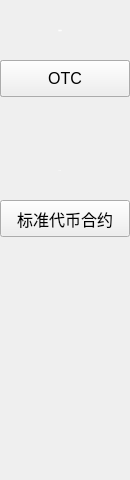
Before: the Qt Designer form XWCWallet/functionBar/FunctionExchangeWidget.ui in Whitecoin-Owner/Whitecoin-qt, drawn with Qt 5.
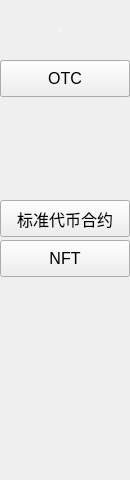
After: the same form once the commit is applied.

What changed in the file:
```diff
--- a/XWCWallet/functionBar/FunctionExchangeWidget.ui
+++ b/XWCWallet/functionBar/FunctionExchangeWidget.ui
@@ -125,6 +125,24 @@
     <set>Qt::AlignCenter</set>
    </property>
   </widget>
+  <widget class="QPushButton" name="nftTokenBtn">
+   <property name="geometry">
+    <rect>
+     <x>0</x>
+     <y>240</y>
+     <width>130</width>
+     <height>37</height>
+    </rect>
+   </property>
+   <property name="font">
+    <font>
+     <pointsize>12</pointsize>
+    </font>
+   </property>
+   <property name="text">
+    <string>NFT</string>
+   </property>
+  </widget>
   <zorder>exchangeBtn</zorder>
   <zorder>label_normal</zorder>
   <zorder>onchainOrderBtn</zorder>
```
Left out of the diff: 1 changed line with no effect on the pictures.
